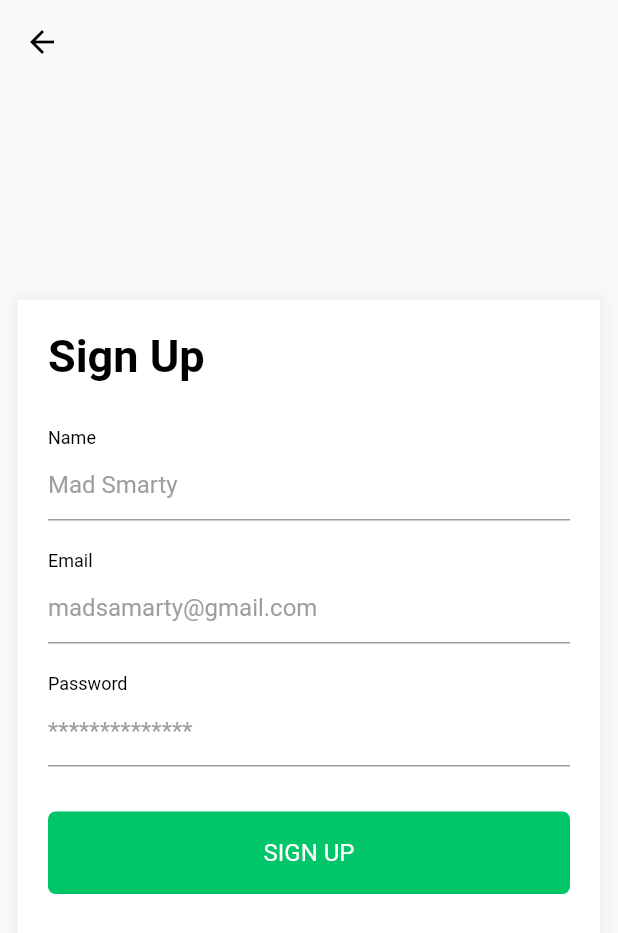
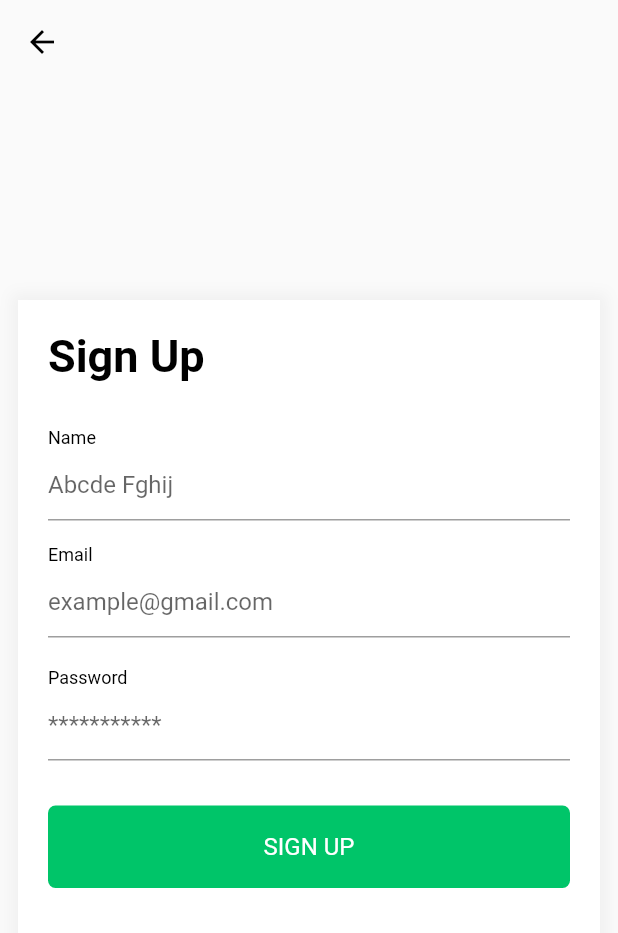
Before and after one commit to madsamarty/E-Commerce, a Flutter app: the screen it shows after launch, after a tap on "SIGN UP", on a phone screen of 412 x 824 dp. Shown: the top 933 px of the screen. Run offline on Flutter 3.47's test engine with Material 2 defaults, Android fonts, the phone set to English and light mode, and no system bars; our stand-ins replace firebase_auth, firebase_core, flutter_form_builder, get, google_sign_in; missing offline and left inert: flutter_facebook_auth; accounts and stored records are empty.

Commit message:
Firebase Auth Repair

```diff
--- a/lib/core/view_model/auth_view_model.dart
+++ b/lib/core/view_model/auth_view_model.dart
@@ -1,19 +1,32 @@
+import 'package:e_commerce/view/home_view.dart';
 import 'package:firebase_auth/firebase_auth.dart';
+import 'package:flutter/cupertino.dart';
 import 'package:get/get.dart';
 import 'package:google_sign_in/google_sign_in.dart';
 import 'package:flutter_facebook_auth/flutter_facebook_auth.dart';
 
 
 class AuthViewModel extends GetxController {
+
+  final GlobalKey<FormState> globalKey = GlobalKey<FormState>();
   final GoogleSignIn _googleSignIn = GoogleSignIn(scopes: ["email"]);
   final FirebaseAuth _auth = FirebaseAuth.instance;
   final FacebookAuth _facebookAuth = FacebookAuth.instance;
-  late String email, password, name;
+  late TextEditingController emailController, passwordController, nameController;
+  late String email = "", password = "", name;
+
+  final Rxn<User> _user = Rxn<User>();
+  String? get user => _user.value?.email;
 
   @override
   void onInit() {
     // TODO: implement onInit
     super.onInit();
+    emailController = TextEditingController();
+    passwordController = TextEditingController();
+    nameController = TextEditingController();
+
+    _user.bindStream(_auth.authStateChanges());
   }
 
   @override
@@ -57,9 +70,36 @@ class AuthViewModel extends GetxController {
   void signInWithEmailAndPassword() async{
     try{
       await _auth.signInWithEmailAndPassword(email: email, password: password);
+      Get.offAll(HomeScreen());
     }catch(error){
       //print(error);
       Get.snackbar("Error login account", error.toString() , snackPosition: SnackPosition.BOTTOM);
     }
   }
+
+  void createAccountWithEmailAndPassword() async{
+    try{
+      await _auth.createUserWithEmailAndPassword(email: email, password: password);
+      Get.offAll(HomeScreen());
+    }catch(error){
+      //print(error);
+      Get.snackbar("Error register account", error.toString() , snackPosition: SnackPosition.BOTTOM);
+    }
+  }
+
+
+
+  String? validateEmail(String value) {
+    if (!GetUtils.isEmail(value)) {
+      return "Provide valid Email";
+    }
+    return null;
+  }
+
+  String? validatePassword(String value) {
+    if (value.length < 6) {
+      return "Password must be of 6 characters";
+    }
+    return null;
+  }
 }
--- a/lib/main.dart
+++ b/lib/main.dart
@@ -1,11 +1,12 @@
-//import 'package:e_commerce/view/auth/sign_up_screen.dart';
-import 'package:e_commerce/view/auth/sign_up_screen.dart';
+//import 'package:e_commerce/view/auth/register_view.dart';
+import 'package:e_commerce/view/auth/register_view.dart';
 import 'package:e_commerce/view/auth/welcom.dart';
+import 'package:e_commerce/view/control_view.dart';
 import 'package:firebase_core/firebase_core.dart';
 import 'package:flutter/material.dart';
 
 import 'helper/binding.dart';
-import 'view/auth/login_screen.dart';
+import 'view/auth/login_view.dart';
 import 'package:get/get.dart';
 
 void main() async {
@@ -22,33 +23,14 @@ class MyApp extends StatelessWidget {
   Widget build(BuildContext context) {
     return GetMaterialApp(
       initialBinding: Binding(),
-      initialRoute: '/Login',
-      getPages: _getPages(),
+      //initialRoute: '/Login',
+      //getPages: _getPages(),
       title: 'Flutter Demo',
       theme: ThemeData(
         primarySwatch: Colors.green,
       ),
-      //home: const LoginScreen(),
+      home: const ControlView(),
     );
   }
 
-  List<GetPage> _getPages() {
-    return [
-      GetPage(
-        name: '/Login',
-        page: () => LoginScreen(),
-      ),
-      GetPage(
-        name: '/Signup',
-        page: () => SignupScreen(),
-        //binding: OtherBindings(),
-      ),GetPage(
-        name: '/Welcome',
-        page: () => WelcomePage(),
-        //binding: OtherBindings(),
-      ),
-    ];
-  }
-
-
 }
--- a/lib/view/auth/login_screen.dart
+++ b/lib/view/auth/login_view.dart
@@ -1,5 +1,5 @@
 import 'package:e_commerce/core/view_model/auth_view_model.dart';
-import 'package:e_commerce/view/auth/sign_up_screen.dart';
+import 'package:e_commerce/view/auth/register_view.dart';
 import 'package:e_commerce/view/widgets/custom_flat_button.dart';
 import 'package:e_commerce/view/widgets/custom_social_button.dart';
 import 'package:e_commerce/view/widgets/custom_social_tap.dart';
@@ -14,12 +14,10 @@ import 'package:get/state_manager.dart';
 
 import '../../constance.dart';
 
-class LoginScreen extends GetWidget<AuthViewModel> {
-  LoginScreen({Key? key}) : super(key: key);
+class LoginView extends GetWidget<AuthViewModel> {
+  LoginView({Key? key}) : super(key: key);
 
-  final GlobalKey<FormState> _globalKey = GlobalKey<FormState>();
-
-  //Controller controller = Get.put(Controller());
+  final GlobalKey<FormState> _formKey = GlobalKey<FormState>();
 
   @override
   Widget build(BuildContext context) {
@@ -33,8 +31,8 @@ class LoginScreen extends GetWidget<AuthViewModel> {
       body: SingleChildScrollView(
         child: Padding(
           padding: const EdgeInsets.only(right: 20, left: 20, top: 50),
-          child: FormBuilder(
-            key: _globalKey,
+          child: Form(
+            key: _formKey,
             child: Column(children: [
               Row(
                 mainAxisAlignment: MainAxisAlignment.spaceBetween,
@@ -49,8 +47,8 @@ class LoginScreen extends GetWidget<AuthViewModel> {
                   // Button
                   GestureDetector(
                     onTap: () {
-                      //Get.to(() => SignupScreen());
-                      Get.toNamed("/Signup");
+                      Get.to(() => RegisterView());
+                      //Get.toNamed("/Signup");
                     },
                     child: const CustomText(
                       title: "SIGN UP",
@@ -67,23 +65,43 @@ class LoginScreen extends GetWidget<AuthViewModel> {
               const SizedBox(
                 height: 30,
               ),
-              CustomTextFromField(
-                onSave: () {},
-                validator: () {},
-                name: "email",
+              const CustomText(
                 title: "Email",
-                hint: "madsamarty@gmail.com",
-              ),
-              const SizedBox(
-                height: 10,
+                fontSize: 12,
+                color: Colors.black,
               ),
               CustomTextFromField(
-                onSave: () {},
-                validator: () {},
-                name: "pass",
+                  hint: "example@gmail.com",
+                  controller: controller.emailController,
+                  onSave: (value) {
+                    controller.email = value!;
+                  },
+                  validator: (value) {
+                    if (value!.isEmpty) {
+                      return "Please enter email";
+                    }
+                  }),
+
+              const SizedBox(
+                height: 16,
+              ),
+              const CustomText(
                 title: "Password",
-                hint: "********",
+                fontSize: 12,
+                color: Colors.black,
               ),
+              CustomTextFromField(
+                  hint: "*********",
+                  obscure: true,
+                  controller: controller.passwordController,
+                  onSave: (value) {
+                    controller.password = value!;
+                  },
+                  validator: (value) {
+                    if (value!.isEmpty) {
+                      return "Please enter password";
+                    }
+                  }),
               const SizedBox(
                 height: 20,
               ),
@@ -98,7 +116,12 @@ class LoginScreen extends GetWidget<AuthViewModel> {
               // SignIn Button
               CustomTextButton(
                 onPress: () {
-                  controller.signInWithEmailAndPassword();
+                  if (_formKey.currentState!.validate()) {
+                    _formKey.currentState!.save();
+                    controller.signInWithEmailAndPassword();
+                  } else {
+                    print("Error state");
+                  }
                 },
                 title: "SIGN IN",
               ),
--- /dev/null
+++ b/lib/view/auth/register_view.dart
@@ -0,0 +1,142 @@
+import 'package:e_commerce/core/view_model/auth_view_model.dart';
+import 'package:e_commerce/view/widgets/custom_flat_button.dart';
+import 'package:e_commerce/view/widgets/custom_social_tap.dart';
+import 'package:e_commerce/view/widgets/custom_text.dart';
+import 'package:e_commerce/view/widgets/custom_text_from_field.dart';
+import 'package:flutter/material.dart';
+import 'package:get/get.dart';
+import 'package:get/get_core/src/get_main.dart';
+import 'package:get/get_navigation/src/extension_navigation.dart';
+import 'package:get/get_state_manager/src/rx_flutter/rx_obx_widget.dart';
+
+import '../../constance.dart';
+
+class RegisterView extends GetWidget<AuthViewModel> {
+  RegisterView({Key? key}) : super(key: key);
+
+  final GlobalKey<FormState> _formKey = GlobalKey<FormState>();
+  final TextEditingController _emailController = TextEditingController();
+  final TextEditingController _passwordController = TextEditingController();
+
+  @override
+  Widget build(BuildContext context) {
+    return Scaffold(
+      //resizeToAvoidBottomInset: false,
+      appBar: AppBar(
+        backgroundColor: Colors.transparent,
+        shadowColor: Colors.transparent,
+        leading: IconButton(
+          color: Colors.black,
+          icon: const Icon(Icons.arrow_back),
+          onPressed: () {
+            Get.back();
+          },
+        ),
+      ),
+      body: Center(
+        child: Container(
+          margin: const EdgeInsets.symmetric(horizontal: 12),
+          height: 480,
+          decoration: BoxDecoration(boxShadow: [
+            BoxShadow(
+              color: Colors.grey.withOpacity(0.1),
+              spreadRadius: 5,
+              blurRadius: 7,
+              offset: const Offset(0, 0),
+            )
+          ], color: Colors.white),
+          padding: const EdgeInsets.only(top: 20, right: 20, left: 20),
+          child: SingleChildScrollView(
+            child: Form(
+              key: _formKey,
+              child: Column(
+                children: [
+                  const CustomText(
+                    title: "Sign Up",
+                    fontSize: 30,
+                    fontWeight: FontWeight.bold,
+                  ),
+                  const SizedBox(
+                    height: 30,
+                  ),
+                  const CustomText(
+                    title: "Name",
+                    fontSize: 12,
+                    color: Colors.black,
+                  ),
+                  CustomTextFromField(
+                    controller: controller.nameController,
+                    title: "Name",
+                    hint: "Abcde Fghij",
+                    onSave: (value) {
+                      controller.name = value!;
+                    },
+                    validator: (value) {},
+                  ),
+                  const SizedBox(
+                    height: 16,
+                  ),
+                  const CustomText(
+                    title: "Email",
+                    fontSize: 12,
+                    color: Colors.black,
+                  ),
+                  CustomTextFromField(
+                    controller: controller.emailController,
+                    txtInType: TextInputType.emailAddress,
+                    title: "Email",
+                    hint: "example@gmail.com",
+                    onSave: (value) {
+                      controller.email = value!;
+                    },
+                    validator: (value) {
+                      if (value!.isEmpty) {
+                        return "Email is required";
+                      } else {
+                        return null;
+                      }
+                    },
+                  ),
+                  const SizedBox(
+                    height: 20,
+                  ),
+                  const CustomText(
+                    title: "Password",
+                    fontSize: 12,
+                    color: Colors.black,
+                  ),
+                  CustomTextFromField(
+                    controller: controller.passwordController,
+                    txtInType: TextInputType.visiblePassword,
+                    obscure: true,
+                    title: "Name",
+                    hint: "***********",
+                    onSave: (String? value) {
+                      controller.password = value!;
+                    },
+                    validator: (value) {
+                      return controller.validatePassword(value!);
+                    },
+                  ),
+                  const SizedBox(
+                    height: 30,
+                  ),
+                  CustomTextButton(
+                    onPress: () {
+                      _formKey.currentState!.save();
+
+                      if (_formKey.currentState!.validate()) {
+                        controller.createAccountWithEmailAndPassword();
+                      }
+                    },
+                    title: "SIGN UP",
+                  ),
+                ],
+              ),
+            ),
+          ),
+        ),
+      ),
+    );
+  }
+}
--- a/lib/view/auth/sign_up_screen.dart
+++ /dev/null
@@ -1,102 +0,0 @@
-import 'package:e_commerce/view/widgets/custom_flat_button.dart';
-import 'package:e_commerce/view/widgets/custom_social_tap.dart';
-import 'package:e_commerce/view/widgets/custom_text.dart';
-import 'package:e_commerce/view/widgets/custom_text_from_field.dart';
-import 'package:flutter/material.dart';
-import 'package:get/get_core/src/get_main.dart';
-import 'package:get/get_navigation/src/extension_navigation.dart';
-import 'package:get/get_state_manager/src/rx_flutter/rx_obx_widget.dart';
-
-import '../../constance.dart';
-
-class SignupScreen extends StatelessWidget {
-  const SignupScreen({Key? key}) : super(key: key);
-
-  @override
-  Widget build(BuildContext context) {
-    return Scaffold(
-      //resizeToAvoidBottomInset: false,
-        appBar: AppBar(
-          backgroundColor: Colors.transparent,
-          shadowColor: Colors.transparent,
-          leading: IconButton(
-            color: Colors.black,
-            icon: const Icon(Icons.arrow_back),
-            onPressed: () {
-              Get.back();
-            },
-          ),
-        ),
-        body: Center(
-            child: Container(
-              margin: const EdgeInsets.symmetric(horizontal: 12),
-              height: 480,
-              decoration: BoxDecoration(boxShadow: [
-                BoxShadow(
-                  color: Colors.grey.withOpacity(0.1),
-                  spreadRadius: 5,
-                  blurRadius: 7,
-                  offset: const Offset(0, 0),
-                )
-              ], color: Colors.white),
-              padding: const EdgeInsets.only(top: 20, right: 20, left: 20),
-              child: SingleChildScrollView(
-                child: Column(
-                  children: [
-                    const CustomText(
-                      title: "Sign Up",
-                      fontSize: 30,
-                      fontWeight: FontWeight.bold,
-                    ),
-                    const SizedBox(
-                      height: 30,
-                    ),
-                    CustomTextFromField(
-                      name: "name",
-                      title: "Name",
-                      hint: "Mad Smarty",
-                      onSave: () {},
-                      validator: () {},
-                    ),
-                    const SizedBox(
-                      height: 20,
-                    ),
-                    CustomTextFromField(
-                      name: "email",
-                      title: "Email",
-                      hint: "madsamarty@gmail.com",
-                      onSave: () {},
-                      validator: () {},
-                    ),
-                    const SizedBox(
-                      height: 20,
-                    ),
-                    CustomTextFromField(
-                      name: "pass",
-                      title: "Password",
-                      hint: "**************",
-                      onSave: () {},
-                      validator: () {},
-                    ),
-                    const SizedBox(
-                      height: 30,
-                    ),
-                    CustomTextButton(
-                      onPress: () {
-                        Get.toNamed("/Welcome");
-
-                      },
-                      title: "SIGN UP",
-                    ),
-                    /*TextButton(onPressed: (){
-                      Get.toNamed("/Welcome");
-                    }, child: Text('Click')),*/
-
-                  ],
-                ),
-              ),
-            ),
-          ),
-        );
-  }
-}
--- /dev/null
+++ b/lib/view/control_view.dart
@@ -0,0 +1,19 @@
+import 'package:e_commerce/core/view_model/auth_view_model.dart';
+import 'package:get/get.dart';
+import 'package:flutter/material.dart';
+
+import 'auth/login_view.dart';
+import 'home_view.dart';
+
+class ControlView extends GetWidget<AuthViewModel> {
+  const ControlView({Key? key}) : super(key: key);
+
+  @override
+  Widget build(BuildContext context) {
+    return Obx(() {
+      return (Get.find<AuthViewModel>().user != null)
+          ? HomeScreen()
+          : LoginView();
+    });
+  }
+}
--- a/lib/view/widgets/custom_text_from_field.dart
+++ b/lib/view/widgets/custom_text_from_field.dart
@@ -4,11 +4,13 @@ import 'package:flutter_form_builder/flutter_form_builder.dart';
 import 'custom_text.dart';
 
 class CustomTextFromField extends StatelessWidget {
-  final String name;
   final String title;
   final String hint;
-  final Function onSave;
-  final Function validator;
+  final void Function(String?)? onSave;
+  final String? Function(String?)? validator;
+  final TextEditingController? controller;
+  final TextInputType txtInType;
+  final bool obscure;
 
   const CustomTextFromField(
       {Key? key,
@@ -16,25 +18,22 @@ class CustomTextFromField extends StatelessWidget {
       required this.hint,
       required this.onSave,
       required this.validator,
-      required this.name})
+      required this.controller,
+      this.txtInType = TextInputType.none,
+      this.obscure = false})
       : super(key: key);
 
   @override
   Widget build(BuildContext context) {
-    return Column(
-      children: [
-        CustomText(
-          title: title,
-          fontSize: 12,
-          color: Colors.black,
-        ),
-        FormBuilderTextField(name: name,
-        decoration: InputDecoration(
-          hintText: hint,
-          hintStyle: const TextStyle(color: Colors.grey),
-
-        ),)
-      ],
+    return TextFormField(
+      decoration: InputDecoration(
+        hintText: hint,
+      ),
+      keyboardType: TextInputType.visiblePassword,
+      obscureText: obscure,
+      controller: controller,
+      onSaved: onSave,
+      validator: validator,
     );
   }
 }
```
Also changed, not shown: lib/view/home_view.dart (added, +30 -0 lines).
